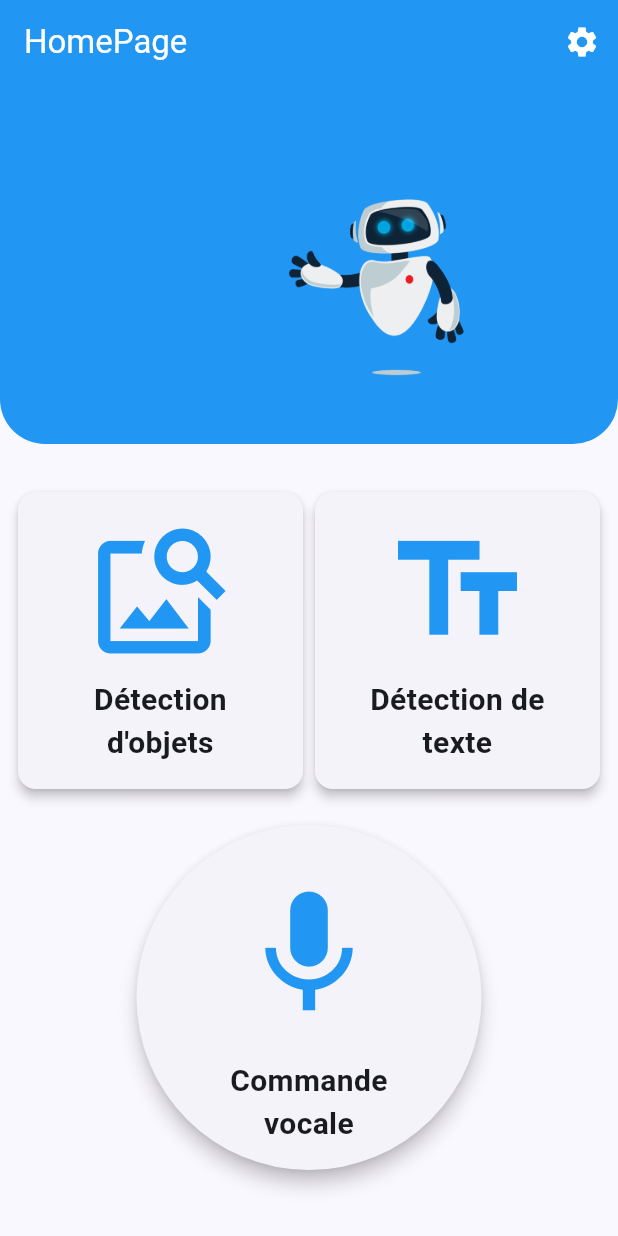
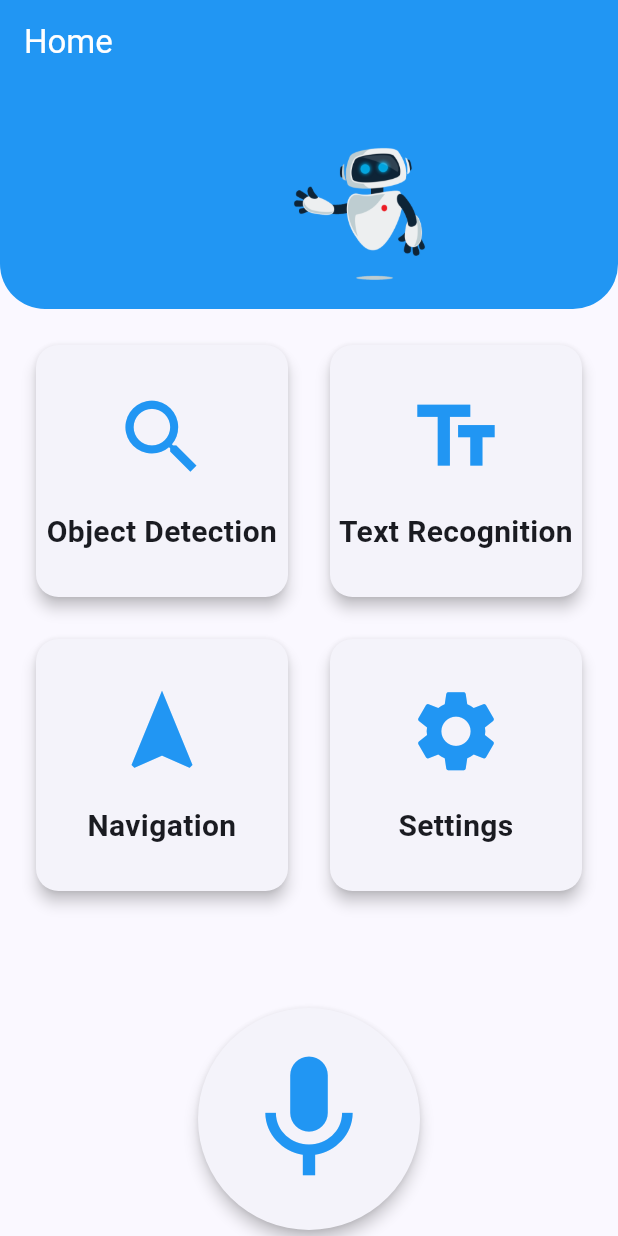
Before and after one commit to AyaMabaouj/safewalk, a Flutter app: the screen it shows after launch, on a phone screen of 412 x 824 dp. Run offline on Flutter 3.47's test engine with Material 3 defaults, Android fonts, the phone set to English and light mode, and no system bars; our stand-ins replace camera, flutter_local_notifications, flutter_tts, permission_handler, speech_to_text; missing offline and left inert: alan_voice, flutter_langdetect, flutter_mobile_vision_2, flutter_tflite; project files that could hold a hidden picture were left out.

Commit message:
add commande vocale

```diff
--- a/lib/screens/homepage.dart
+++ b/lib/screens/homepage.dart
@@ -1,39 +1,44 @@
 import 'package:flutter/material.dart';
 import 'package:safewalk/screens/SafeWalk.dart';
 import 'package:safewalk/screens/textRecogonition.dart';
-import 'package:safewalk/utils/voiceCommande.dart';
+import 'package:safewalk/utils/map.dart';
+import 'package:speech_to_text/speech_to_text.dart' as stt;
 
-class HomePage extends StatelessWidget {
+class HomePage extends StatefulWidget {
+  const HomePage({Key? key}) : super(key: key);
+
+  @override
+  _HomePageState createState() => _HomePageState();
+}
+
+class _HomePageState extends State<HomePage> {
+  stt.SpeechToText _speech = stt.SpeechToText();
+  bool _isListening = false;
+  String _text = '';
+
  @override
   Widget build(BuildContext context) {
+    List<String> options = [
+      'Object Detection',
+      'Text Recognition',
+      'Navigation',
+      'Settings',
+    ];
+
     return Scaffold(
       appBar: AppBar(
         title: Text(
-          'HomePage',
-          style: TextStyle(
-            color: Colors.white,
-          ),
+          'Home',
+          style: TextStyle(color: Colors.white),
         ),
         backgroundColor: Colors.blue,
-        actions: [
-          IconButton(
-            icon: Icon(Icons.settings,color: Colors.white,),
-            onPressed: () {
-              // Mettez ici le code pour la gestion du clic sur l'icône des paramètres
-            },
       ),
-        ],
-      ),
-      body: SingleChildScrollView(
-        child: Column(
+      body: Column(
         crossAxisAlignment: CrossAxisAlignment.start,
         children: [
-            Stack(
-              children: [
           Container(
-                  padding: EdgeInsets.all(20),
             decoration: BoxDecoration(
-                    color: Colors.blue, // Background color under Welcome message
+              color: Colors.blue,
               borderRadius: BorderRadius.only(
                 bottomLeft: Radius.circular(30),
                 bottomRight: Radius.circular(30),
@@ -45,141 +50,183 @@ class HomePage extends StatelessWidget {
                 Image.asset(
                   'assets/welcome.gif',
                   width: 500,
-                        height: 200,
+                  height: 150,
                 ),
               ],
             ),
           ),
+          Expanded(
+            child: GridView.builder(
+              shrinkWrap: true,
+              padding: EdgeInsets.all(20),
+              gridDelegate: SliverGridDelegateWithFixedCrossAxisCount(
+                crossAxisCount: 2,
+                crossAxisSpacing: 20.0,
+                mainAxisSpacing: 20.0,
+              ),
+              itemCount: options.length,
+              itemBuilder: (context, index) {
+                return buildOptionCard(options[index]);
+              },
+            ),
+          ),
+          // Ajouter la CardView de la commande vocale
+          buildOptionCard('CommandeVocale'),
         ],
       ),
-            SizedBox(height: 20), // Espacement entre le cercle et les cartes
-            Padding(
-              padding: const EdgeInsets.all(8.0),
-              child: Row(
-                mainAxisAlignment: MainAxisAlignment.spaceEvenly,
-                children: [
-                  Expanded(
+    );
+  }
+
+  Widget buildOptionCard(String option) {
+    IconData iconData;
+
+    switch (option) {
+      case 'Object Detection':
+        iconData = Icons.search;
+        break;
+      case 'Text Recognition':
+        iconData = Icons.text_fields;
+        break;
+      case 'Navigation':
+        iconData = Icons.navigation;
+        break;
+      case 'Settings':
+        iconData = Icons.settings;
+        break;
+      case 'CommandeVocale':
+        iconData = Icons.mic;
+        return Center(
+          child: GestureDetector(
+            onTap: () {
+              if (!_isListening) {
+                startListening();
+              } else {
+                stopListening();
+              }
+            },
             child: Card(
-                      elevation: 3,
+              shape: CircleBorder(),
+              elevation: 4.0,
+              child: Padding(
+                padding: EdgeInsets.all(24.0),
+                child: Icon(
+                  Icons.mic,
+                  color: Colors.blue,
+                  size: 100,
+                ),
+
+              ),
+            ),
+
+          ),
+        );
+      default:
+        iconData = Icons.error;
+    }
+
+    return Card(
+      elevation: 4.0,
+      shape: RoundedRectangleBorder(
+        borderRadius: BorderRadius.circular(15.0),
+      ),
       child: InkWell(
         onTap: () {
+          if (option == 'Object Detection') {
             Navigator.push(
               context,
-                            MaterialPageRoute(builder: (context) => SafeWalk()), // Navigate to SafeWalk class
-                          );                        },
-                        child: Padding(
-                          padding: const EdgeInsets.all(16.0),
+              MaterialPageRoute(builder: (context) => SafeWalk()),
+            );
+          } else if (option == 'Text Recognition') {
+            Navigator.push(
+              context,
+              MaterialPageRoute(builder: (context) => TextRecognitionApp()),
+            );
+          } else if (option == 'Navigation') {
+
+               // MapUtils.openMap();
+
+            // Handle Navigation option
+          } else if (option == 'Settings') {
+            // Handle Settings option
+          }
+        },
         child: Column(
-                            mainAxisSize: MainAxisSize.min,
+          mainAxisAlignment: MainAxisAlignment.center,
+          crossAxisAlignment: CrossAxisAlignment.center,
           children: [
             Icon(
-                                Icons.image_search,
-                                size: 100,
+              iconData,
+              size: 65,
               color: Colors.blue,
             ),
-                              SizedBox(height: 8),
+            SizedBox(height: 16.0),
             Text(
-                                'Détection d\'objets',
+              option,
               textAlign: TextAlign.center,
               style: TextStyle(
-                                  fontSize: 20,
+                fontSize: 20.0,
                 fontWeight: FontWeight.bold,
               ),
             ),
           ],
         ),
       ),
-                      ),
-                    ),
-                  ),
-                  Expanded(
-                    child: Card(
-                      elevation: 3,
-                      child: InkWell(
-                        onTap: () {
+    );
+  }
+void startListening() async {
+  // Initialize SpeechToText instance if it's not already initialized
+  if (!_speech.isAvailable) {
+    await _speech.initialize();
+  }
+
+  // Check again if it's available after initialization
+  if (_speech.isAvailable) {
+    try {
+      await _speech.listen(
+        onResult: (result) {
+          setState(() {
+            _text = result.recognizedWords;
+          });
+          handleVoiceCommand(_text);
+        },
+      );
+      setState(() {
+        _isListening = true;
+      });
+    } catch (error) {
+      print('Error: $error');
+    }
+  } else {
+    print('Speech recognition is not available');
+  }
+}
+
+
+  void stopListening() {
+    _speech.stop();
+    setState(() {
+      _isListening = false;
+    });
+  }
+
+  void handleVoiceCommand(String command) {
+    print('Command recognized: $command');
+    if (command.toLowerCase() == 'open object détection') {
+      Navigator.push(
+        context,
+        MaterialPageRoute(builder: (context) => SafeWalk()),
+      );
+    } else if (command.toLowerCase() == 'open text détection') {
       Navigator.push(
         context,
         MaterialPageRoute(builder: (context) => TextRecognitionApp()),
-                          );                          },
-                        child: Padding(
-                          padding: const EdgeInsets.all(16.0),
-                          child: Column(
-                            mainAxisSize: MainAxisSize.min,
-                            children: [
-                              Icon(
-                                Icons.text_fields,
-                                size: 100,
-                                color: Colors.blue,
-                              ),
-                              SizedBox(height: 8),
-                              Text(
-                                'Détection de texte',
-                                textAlign: TextAlign.center,
-                                style: TextStyle(
-                                  fontSize: 20,
-                                  fontWeight: FontWeight.bold,
-                                ),
-                              ),
-                            ],
-                          ),
-                        ),
-                      ),
-                    ),
-                  ),
-                ],
-              ),
-            ),
-            Row(
-              mainAxisAlignment: MainAxisAlignment.center,
-              children: [
-                Expanded(
-                  child: Container(
-                    margin: EdgeInsets.symmetric(vertical: 8.0, horizontal: 16.0),
-                    child: GestureDetector(
-                      onTap: () {
-                        Navigator.push(
-                            context,
-                            MaterialPageRoute(builder: (context) => VoiceCommandApp()),
-                          );
-                      },
-                      child: Card(
-                        shape: CircleBorder(),
-                        elevation: 5,
-                        child: Padding(
-                          padding: const EdgeInsets.all(16.0),
-                          child: Column(
-                            children: [
-                              Container(
-                                child: CircleAvatar(
-                                  radius: 70, // Réduire la taille du cercle
-                                  backgroundColor: Colors.transparent,
-                                  child: Icon(
-                                    Icons.mic,
-                                    color:Colors.blue,
-                                    size: 100, // Réduire la taille de l'icône
-                                  ),
-                                ),
-                              ),
-                              Text(
-                                'Commande\nvocale',
-                                style: TextStyle(
-                                  fontSize: 20, // Réduire la taille de la police
-                                  fontWeight: FontWeight.bold,
-                                ),
-                                textAlign: TextAlign.center,
-                              ),
-                            ],
-                          ),
-                        ),
-                      ),
-                    ),
-                  ),
-                ),
-              ],
-            ),
-          ],
-        ),
-      ),
       );
     }
   }
+}
+
+void main() {
+  runApp(MaterialApp(
+    home: HomePage(),
+  ));
+}
--- a/pubspec.yaml
+++ b/pubspec.yaml
@@ -43,6 +43,11 @@ dependencies:
   flutter_langdetect: ^0.0.2
   alan_voice: ^4.5.0
   permission_handler: ^10.3.0
+  speech_to_text: ^6.6.1
+  flutter_local_notifications: ^16.3.2
+  url_launcher: ^6.2.5
+
+
 
 
 
```
Also changed, not shown: lib/utils/notificationSonore.dart (added, +48 -0 lines), lib/utils/voiceCommande.dart (+18 -3 lines), lib/utils/map.dart (added), pubspec.lock, 14 other files. Lines whose indentation alone changed are shown as unchanged.
